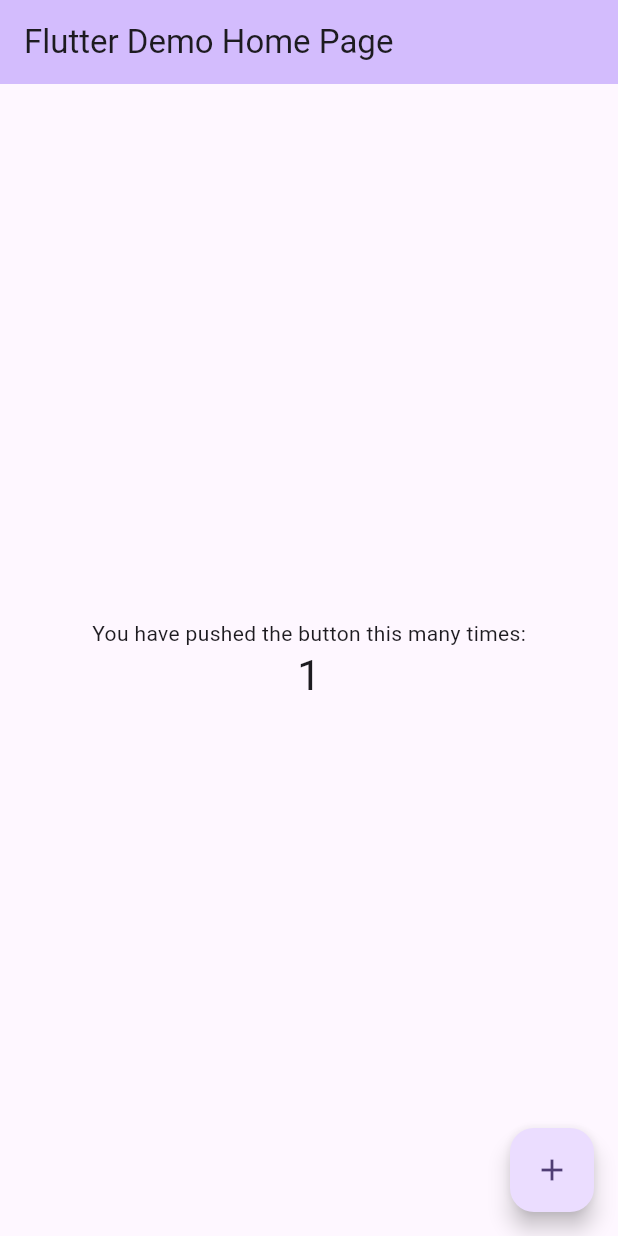
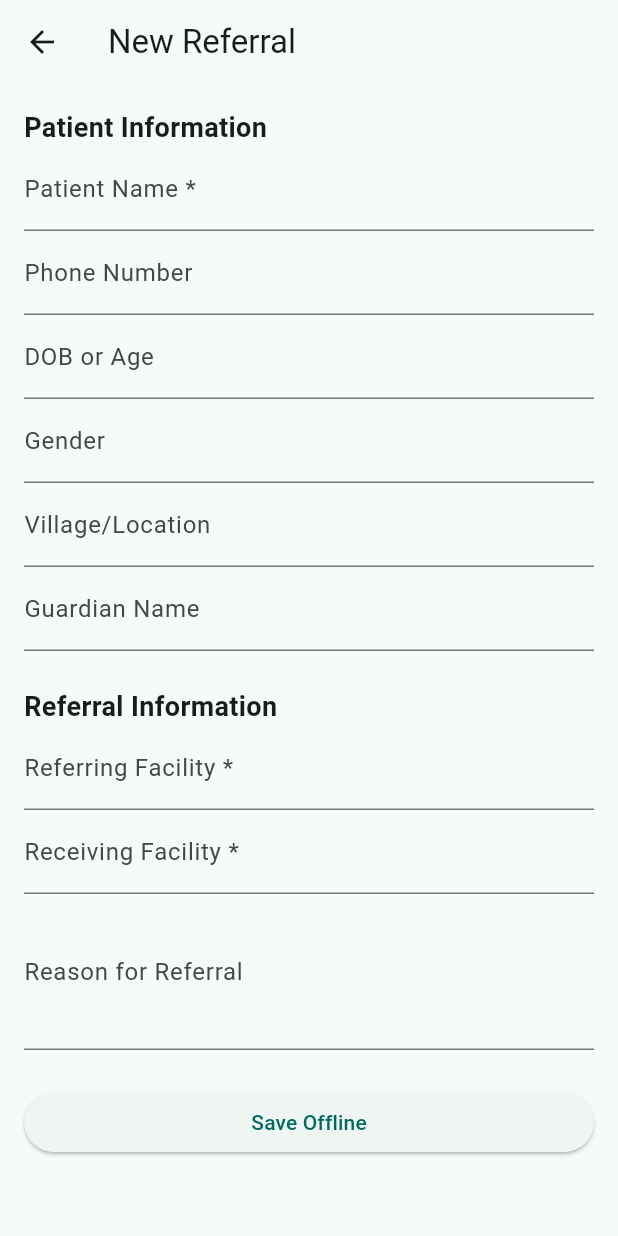
Before and after one commit to saurabhrai722-lab/CareBridge-AI, a Flutter app: the screen it shows after launch, after a tap on the "add" icon, on a phone screen of 412 x 824 dp. Run offline on Flutter 3.47's test engine with Material 3 defaults, Android fonts, the phone set to English and light mode, and no system bars; our stand-ins replace drift; missing offline and left inert: sqlite3; accounts and stored records are empty; generated files the repository leaves out were written again.

Commit message:
Implement CareBridge AI Phase 3 offline referrals

```diff
--- /dev/null
+++ b/apps/mobile/lib/core/utils/referral_code_generator.dart
@@ -0,0 +1,11 @@
+import 'dart:math';
+
+class ReferralCodeGenerator {
+  static final Random _random = Random();
+  static const String _chars = 'ABCDEFGHIJKLMNOPQRSTUVWXYZ0123456789';
+
+  static String generate() {
+    final code = List.generate(6, (index) => _chars[_random.nextInt(_chars.length)]).join();
+    return 'CB-$code';
+  }
+}
--- /dev/null
+++ b/apps/mobile/lib/data/database/database.dart
@@ -0,0 +1,24 @@
+import 'dart:io';
+import 'package:drift/drift.dart';
+import 'package:drift/native.dart';
+import 'package:path_provider/path_provider.dart';
+import 'package:path/path.dart' as p;
+import 'tables.dart';
+
+part 'database.g.dart';
+
+@DriftDatabase(tables: [Patients, Referrals])
+class AppDatabase extends _$AppDatabase {
+  AppDatabase({QueryExecutor? e}) : super(e ?? _openConnection());
+
+  @override
+  int get schemaVersion => 1;
+}
+
+LazyDatabase _openConnection() {
+  return LazyDatabase(() async {
+    final dbFolder = await getApplicationDocumentsDirectory();
+    final file = File(p.join(dbFolder.path, 'db.sqlite'));
+    return NativeDatabase.createInBackground(file);
+  });
+}
--- /dev/null
+++ b/apps/mobile/lib/data/database/tables.dart
@@ -0,0 +1,25 @@
+import 'package:drift/drift.dart';
+
+class Patients extends Table {
+  IntColumn get id => integer().autoIncrement()();
+  TextColumn get name => text()();
+  TextColumn get phone => text().nullable()();
+  TextColumn get dateOfBirth => text().nullable()();
+  TextColumn get gender => text().nullable()();
+  TextColumn get village => text().nullable()();
+  TextColumn get guardianName => text().nullable()();
+  DateTimeColumn get createdAt => dateTime().withDefault(currentDateAndTime)();
+  DateTimeColumn get updatedAt => dateTime().withDefault(currentDateAndTime)();
+}
+
+class Referrals extends Table {
+  IntColumn get id => integer().autoIncrement()();
+  TextColumn get referralCode => text().unique()();
+  IntColumn get patientId => integer().customConstraint('NOT NULL REFERENCES patients(id)')();
+  TextColumn get referringFacility => text()();
+  TextColumn get receivingFacility => text()();
+  TextColumn get reason => text().nullable()();
+  TextColumn get status => text().withDefault(const Constant('CREATED'))();
+  DateTimeColumn get createdAt => dateTime().withDefault(currentDateAndTime)();
+  DateTimeColumn get updatedAt => dateTime().withDefault(currentDateAndTime)();
+}
--- /dev/null
+++ b/apps/mobile/lib/data/repositories/referral_repository.dart
@@ -0,0 +1,94 @@
+import 'package:drift/drift.dart';
+import 'package:sqlite3/sqlite3.dart';
+import '../../core/utils/referral_code_generator.dart';
+import '../database/database.dart';
+
+class ReferralWithPatient {
+  final Referral referral;
+  final Patient patient;
+  ReferralWithPatient(this.referral, this.patient);
+}
+
+class ReferralRepository {
+  final AppDatabase _db;
+
+  ReferralRepository(this._db);
+
+  Future<ReferralWithPatient> createReferral({
+    required PatientsCompanion patient,
+    required ReferralsCompanion referral,
+  }) async {
+    return _db.transaction(() async {
+      final patientId = await _db.into(_db.patients).insert(patient);
+
+      Referral? savedReferral;
+      int attempts = 0;
+      while (savedReferral == null && attempts < 5) {
+        attempts++;
+        final code = ReferralCodeGenerator.generate();
+        try {
+          final refToInsert = referral.copyWith(
+            patientId: Value(patientId),
+            referralCode: Value(code),
+          );
+          final referralId = await _db.into(_db.referrals).insert(refToInsert);
+          savedReferral = await (_db.select(_db.referrals)..where((r) => r.id.equals(referralId))).getSingle();
+        } on SqliteException catch (e) {
+          if (e.extendedResultCode == 2067 || e.extendedResultCode == 1555 || e.message.contains("UNIQUE constraint failed")) {
+            continue;
+          }
+          rethrow;
+        }
+      }
+
+      if (savedReferral == null) {
+        throw Exception("Failed to generate a unique referral code after 5 attempts.");
+      }
+
+      final savedPatient = await (_db.select(_db.patients)..where((p) => p.id.equals(patientId))).getSingle();
+      return ReferralWithPatient(savedReferral, savedPatient);
+    });
+  }
+
+  Stream<List<ReferralWithPatient>> watchReferrals() {
+    final query = _db.select(_db.referrals).join([
+      innerJoin(_db.patients, _db.patients.id.equalsExp(_db.referrals.patientId)),
+    ])
+    ..orderBy([OrderingTerm.desc(_db.referrals.createdAt)]);
+
+    return query.watch().map((rows) {
+      return rows.map((row) {
+        return ReferralWithPatient(
+          row.readTable(_db.referrals),
+          row.readTable(_db.patients),
+        );
+      }).toList();
+    });
+  }
+
+  Future<ReferralWithPatient?> getReferralByCode(String code) async {
+    final query = _db.select(_db.referrals).join([
+      innerJoin(_db.patients, _db.patients.id.equalsExp(_db.referrals.patientId)),
+    ])..where(_db.referrals.referralCode.equals(code));
+
+    final row = await query.getSingleOrNull();
+    if (row == null) return null;
+    return ReferralWithPatient(
+      row.readTable(_db.referrals),
+      row.readTable(_db.patients),
+    );
+  }
+
+  Future<ReferralWithPatient?> getReferralById(int id) async {
+    final query = _db.select(_db.referrals).join([
+      innerJoin(_db.patients, _db.patients.id.equalsExp(_db.referrals.patientId)),
+    ])..where(_db.referrals.id.equals(id));
+
+    final row = await query.getSingleOrNull();
+    if (row == null) return null;
+    return ReferralWithPatient(
+      row.readTable(_db.referrals),
+      row.readTable(_db.patients),
+    );
+  }
+}
--- /dev/null
+++ b/apps/mobile/lib/features/referrals/referral_create_screen.dart
@@ -0,0 +1,141 @@
+import 'package:flutter/material.dart';
+import 'package:drift/drift.dart' as drift;
+import '../../data/database/database.dart';
+import '../../data/repositories/referral_repository.dart';
+
+class ReferralCreateScreen extends StatefulWidget {
+  final ReferralRepository repository;
+
+  const ReferralCreateScreen({super.key, required this.repository});
+
+  @override
+  State<ReferralCreateScreen> createState() => _ReferralCreateScreenState();
+}
+
+class _ReferralCreateScreenState extends State<ReferralCreateScreen> {
+  final _formKey = GlobalKey<FormState>();
+
+  final _nameController = TextEditingController();
+  final _phoneController = TextEditingController();
+  final _dobController = TextEditingController();
+  final _genderController = TextEditingController();
+  final _villageController = TextEditingController();
+  final _guardianController = TextEditingController();
+
+  final _referringFacilityController = TextEditingController();
+  final _receivingFacilityController = TextEditingController();
+  final _reasonController = TextEditingController();
+
+  bool _isSaving = false;
+
+  void _save() async {
+    if (_formKey.currentState!.validate()) {
+      setState(() => _isSaving = true);
+
+      try {
+        final patient = PatientsCompanion.insert(
+          name: _nameController.text.trim(),
+          phone: drift.Value(_phoneController.text.trim()),
+          dateOfBirth: drift.Value(_dobController.text.trim()),
+          gender: drift.Value(_genderController.text.trim()),
+          village: drift.Value(_villageController.text.trim()),
+          guardianName: drift.Value(_guardianController.text.trim()),
+        );
+
+        final referral = ReferralsCompanion.insert(
+          referringFacility: _referringFacilityController.text.trim(),
+          receivingFacility: _receivingFacilityController.text.trim(),
+          reason: drift.Value(_reasonController.text.trim()),
+          referralCode: '', // Auto-generated in repository
+          patientId: 0, // Will be replaced in repository
+        );
+
+        final saved = await widget.repository.createReferral(
+          patient: patient,
+          referral: referral,
+        );
+
+        if (!mounted) return;
+        ScaffoldMessenger.of(context).showSnackBar(
+          SnackBar(content: Text('Referral Created: ${saved.referral.referralCode}')),
+        );
+        Navigator.pop(context);
+      } catch (e) {
+        if (!mounted) return;
+        ScaffoldMessenger.of(context).showSnackBar(
+          SnackBar(content: Text('Error saving referral: $e')),
+        );
+      } finally {
+        if (mounted) {
+          setState(() => _isSaving = false);
+        }
+      }
+    }
+  }
+
+  @override
+  Widget build(BuildContext context) {
+    return Scaffold(
+      appBar: AppBar(title: const Text('New Referral')),
+      body: _isSaving
+          ? const Center(child: CircularProgressIndicator())
+          : Form(
+              key: _formKey,
+              child: ListView(
+                padding: const EdgeInsets.all(16.0),
+                children: [
+                  const Text('Patient Information', style: TextStyle(fontSize: 18, fontWeight: FontWeight.bold)),
+                  TextFormField(
+                    controller: _nameController,
+                    decoration: const InputDecoration(labelText: 'Patient Name *'),
+                    validator: (value) => value == null || value.trim().isEmpty ? 'Patient Name is required' : null,
+                  ),
+                  TextFormField(
+                    controller: _phoneController,
+                    decoration: const InputDecoration(labelText: 'Phone Number'),
+                    keyboardType: TextInputType.phone,
+                  ),
+                  TextFormField(
+                    controller: _dobController,
+                    decoration: const InputDecoration(labelText: 'DOB or Age'),
+                  ),
+                  TextFormField(
+                    controller: _genderController,
+                    decoration: const InputDecoration(labelText: 'Gender'),
+                  ),
+                  TextFormField(
+                    controller: _villageController,
+                    decoration: const InputDecoration(labelText: 'Village/Location'),
+                  ),
+                  TextFormField(
+                    controller: _guardianController,
+                    decoration: const InputDecoration(labelText: 'Guardian Name'),
+                  ),
+                  const SizedBox(height: 24),
+                  const Text('Referral Information', style: TextStyle(fontSize: 18, fontWeight: FontWeight.bold)),
+                  TextFormField(
+                    controller: _referringFacilityController,
+                    decoration: const InputDecoration(labelText: 'Referring Facility *'),
+                    validator: (value) => value == null || value.trim().isEmpty ? 'Referring Facility is required' : null,
+                  ),
+                  TextFormField(
+                    controller: _receivingFacilityController,
+                    decoration: const InputDecoration(labelText: 'Receiving Facility *'),
+                    validator: (value) => value == null || value.trim().isEmpty ? 'Receiving Facility is required' : null,
+                  ),
+                  TextFormField(
+                    controller: _reasonController,
+                    decoration: const InputDecoration(labelText: 'Reason for Referral'),
+                    maxLines: 3,
+                  ),
+                  const SizedBox(height: 24),
+                  ElevatedButton(
+                    onPressed: _save,
+                    child: const Text('Save Offline'),
+                  )
+                ],
+              ),
+            ),
+    );
+  }
+}
--- /dev/null
+++ b/apps/mobile/lib/features/referrals/referral_detail_screen.dart
@@ -0,0 +1,42 @@
+import 'package:flutter/material.dart';
+import '../../data/repositories/referral_repository.dart';
+
+class ReferralDetailScreen extends StatelessWidget {
+  final ReferralWithPatient referralWithPatient;
+
+  const ReferralDetailScreen({super.key, required this.referralWithPatient});
+
+  @override
+  Widget build(BuildContext context) {
+    final ref = referralWithPatient.referral;
+    final pat = referralWithPatient.patient;
+
+    return Scaffold(
+      appBar: AppBar(title: Text(ref.referralCode)),
+      body: ListView(
+        padding: const EdgeInsets.all(16.0),
+        children: [
+          const Text('Status', style: TextStyle(fontSize: 18, fontWeight: FontWeight.bold)),
+          Text(ref.status, style: const TextStyle(fontSize: 16)),
+          const Divider(),
+
+          const Text('Patient Information', style: TextStyle(fontSize: 18, fontWeight: FontWeight.bold)),
+          ListTile(title: const Text('Name'), subtitle: Text(pat.name)),
+          ListTile(title: const Text('Phone'), subtitle: Text(pat.phone ?? 'N/A')),
+          ListTile(title: const Text('DOB/Age'), subtitle: Text(pat.dateOfBirth ?? 'N/A')),
+          ListTile(title: const Text('Gender'), subtitle: Text(pat.gender ?? 'N/A')),
+          ListTile(title: const Text('Village'), subtitle: Text(pat.village ?? 'N/A')),
+          ListTile(title: const Text('Guardian'), subtitle: Text(pat.guardianName ?? 'N/A')),
+          const Divider(),
+
+          const Text('Referral Information', style: TextStyle(fontSize: 18, fontWeight: FontWeight.bold)),
+          ListTile(title: const Text('Code'), subtitle: Text(ref.referralCode)),
+          ListTile(title: const Text('From'), subtitle: Text(ref.referringFacility)),
+          ListTile(title: const Text('To'), subtitle: Text(ref.receivingFacility)),
+          ListTile(title: const Text('Reason'), subtitle: Text(ref.reason ?? 'N/A')),
+          ListTile(title: const Text('Created At'), subtitle: Text(ref.createdAt.toString())),
+        ],
+      ),
+    );
+  }
+}
--- /dev/null
+++ b/apps/mobile/lib/features/referrals/referral_list_screen.dart
@@ -0,0 +1,63 @@
+import 'package:flutter/material.dart';
+import '../../data/repositories/referral_repository.dart';
+import 'referral_create_screen.dart';
+import 'referral_detail_screen.dart';
+
+class ReferralListScreen extends StatelessWidget {
+  final ReferralRepository repository;
+
+  const ReferralListScreen({super.key, required this.repository});
+
+  @override
+  Widget build(BuildContext context) {
+    return Scaffold(
+      appBar: AppBar(title: const Text('Offline Referrals')),
+      body: StreamBuilder<List<ReferralWithPatient>>(
+        stream: repository.watchReferrals(),
+        builder: (context, snapshot) {
+          if (snapshot.connectionState == ConnectionState.waiting) {
+            return const Center(child: CircularProgressIndicator());
+          }
+          if (snapshot.hasError) {
+            return Center(child: Text('Error: ${snapshot.error}'));
+          }
+
+          final referrals = snapshot.data ?? [];
+          if (referrals.isEmpty) {
+            return const Center(child: Text('No referrals saved locally.'));
+          }
+
+          return ListView.builder(
+            itemCount: referrals.length,
+            itemBuilder: (context, index) {
+              final item = referrals[index];
+              return ListTile(
+                title: Text('${item.patient.name} (${item.referral.referralCode})'),
+                subtitle: Text('${item.referral.referringFacility} -> ${item.referral.receivingFacility} \nStatus: ${item.referral.status}'),
+                onTap: () {
+                  Navigator.push(
+                    context,
+                    MaterialPageRoute(
+                      builder: (context) => ReferralDetailScreen(referralWithPatient: item),
+                    ),
+                  );
+                },
+              );
+            },
+          );
+        },
+      ),
+      floatingActionButton: FloatingActionButton(
+        child: const Icon(Icons.add),
+        onPressed: () {
+          Navigator.push(
+            context,
+            MaterialPageRoute(
+              builder: (context) => ReferralCreateScreen(repository: repository),
+            ),
+          );
+        },
+      ),
+    );
+  }
+}
--- a/apps/mobile/lib/main.dart
+++ b/apps/mobile/lib/main.dart
@@ -1,122 +1,31 @@
 import 'package:flutter/material.dart';
+import 'data/database/database.dart';
+import 'data/repositories/referral_repository.dart';
+import 'features/referrals/referral_list_screen.dart';
 
 void main() {
-  runApp(const MyApp());
+  WidgetsFlutterBinding.ensureInitialized();
+
+  final db = AppDatabase();
+  final repository = ReferralRepository(db);
+
+  runApp(MyApp(repository: repository));
 }
 
 class MyApp extends StatelessWidget {
-  const MyApp({super.key});
+  final ReferralRepository repository;
 
-  // This widget is the root of your application.
+  const MyApp({super.key, required this.repository});
+
   @override
   Widget build(BuildContext context) {
     return MaterialApp(
-      title: 'Flutter Demo',
+      title: 'CareBridge AI',
       theme: ThemeData(
-        // This is the theme of your application.
-        //
-        // TRY THIS: Try running your application with "flutter run". You'll see
-        // the application has a purple toolbar. Then, without quitting the app,
-        // try changing the seedColor in the colorScheme below to Colors.green
-        // and then invoke "hot reload" (save your changes or press the "hot
-        // reload" button in a Flutter-supported IDE, or press "r" if you used
-        // the command line to start the app).
-        //
-        // Notice that the counter didn't reset back to zero; the application
-        // state is not lost during the reload. To reset the state, use hot
-        // restart instead.
-        //
-        // This works for code too, not just values: Most code changes can be
-        // tested with just a hot reload.
-        colorScheme: .fromSeed(seedColor: Colors.deepPurple),
+        colorScheme: ColorScheme.fromSeed(seedColor: Colors.teal),
+        useMaterial3: true,
       ),
-      home: const MyHomePage(title: 'Flutter Demo Home Page'),
+      home: ReferralListScreen(repository: repository),
     );
   }
 }
-
-class MyHomePage extends StatefulWidget {
-  const MyHomePage({super.key, required this.title});
-
-  // This widget is the home page of your application. It is stateful, meaning
-  // that it has a State object (defined below) that contains fields that affect
-  // how it looks.
-
-  // This class is the configuration for the state. It holds the values (in this
-  // case the title) provided by the parent (in this case the App widget) and
-  // used by the build method of the State. Fields in a Widget subclass are
-  // always marked "final".
-
-  final String title;
-
-  @override
-  State<MyHomePage> createState() => _MyHomePageState();
-}
-
-class _MyHomePageState extends State<MyHomePage> {
-  int _counter = 0;
-
-  void _incrementCounter() {
-    setState(() {
-      // This call to setState tells the Flutter framework that something has
-      // changed in this State, which causes it to rerun the build method below
-      // so that the display can reflect the updated values. If we changed
-      // _counter without calling setState(), then the build method would not be
-      // called again, and so nothing would appear to happen.
-      _counter++;
-    });
-  }
-
-  @override
-  Widget build(BuildContext context) {
-    // This method is rerun every time setState is called, for instance as done
-    // by the _incrementCounter method above.
-    //
-    // The Flutter framework has been optimized to make rerunning build methods
-    // fast, so that you can just rebuild anything that needs updating rather
-    // than having to individually change instances of widgets.
-    return Scaffold(
-      appBar: AppBar(
-        // TRY THIS: Try changing the color here to a specific color (to
-        // Colors.amber, perhaps?) and trigger a hot reload to see the AppBar
-        // change color while the other colors stay the same.
-        backgroundColor: Theme.of(context).colorScheme.inversePrimary,
-        // Here we take the value from the MyHomePage object that was created by
-        // the App.build method, and use it to set our appbar title.
-        title: Text(widget.title),
-      ),
-      body: Center(
-        // Center is a layout widget. It takes a single child and positions it
-        // in the middle of the parent.
-        child: Column(
-          // Column is also a layout widget. It takes a list of children and
-          // arranges them vertically. By default, it sizes itself to fit its
-          // children horizontally, and tries to be as tall as its parent.
-          //
-          // Column has various properties to control how it sizes itself and
-          // how it positions its children. Here we use mainAxisAlignment to
-          // center the children vertically; the main axis here is the vertical
-          // axis because Columns are vertical (the cross axis would be
-          // horizontal).
-          //
-          // TRY THIS: Invoke "debug painting" (choose the "Toggle Debug Paint"
-          // action in the IDE, or press "p" in the console), to see the
-          // wireframe for each widget.
-          mainAxisAlignment: .center,
-          children: [
-            const Text('You have pushed the button this many times:'),
-            Text(
-              '$_counter',
-              style: Theme.of(context).textTheme.headlineMedium,
-            ),
-          ],
-        ),
-      ),
-      floatingActionButton: FloatingActionButton(
-        onPressed: _incrementCounter,
-        tooltip: 'Increment',
-        child: const Icon(Icons.add),
-      ),
-    );
-  }
-}
```
Also changed, not shown: apps/mobile/pubspec.yaml (+11 -0 lines), apps/mobile/lib/data/database/database.g.dart (added), apps/mobile/pubspec.lock, 8 other files.
